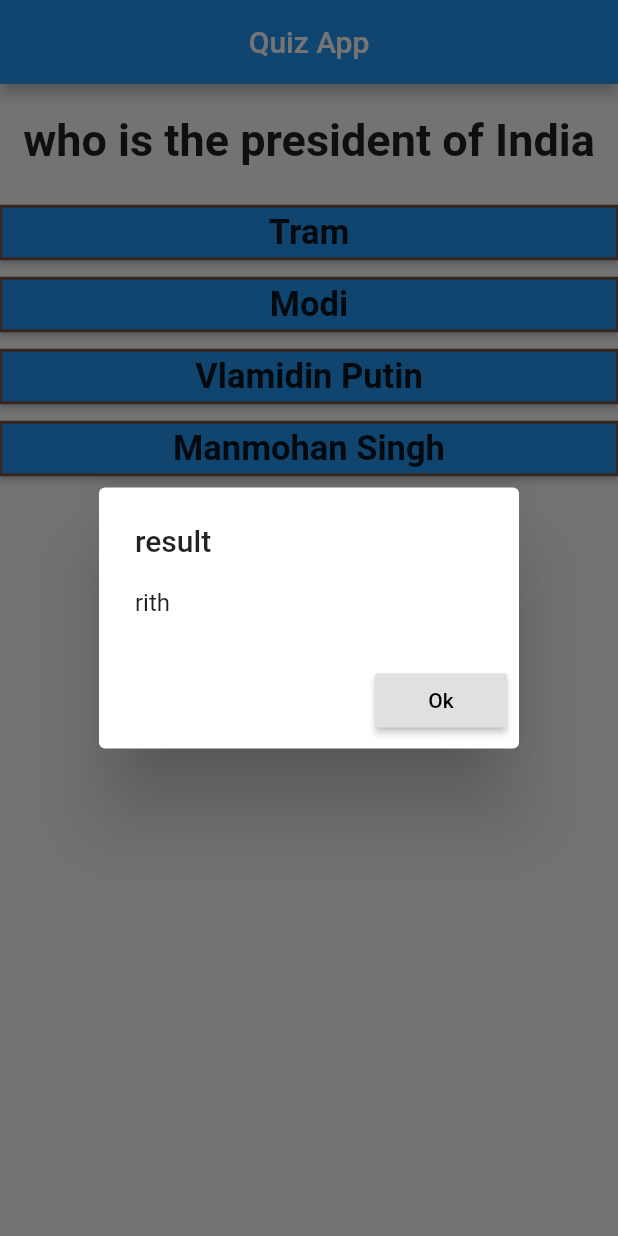
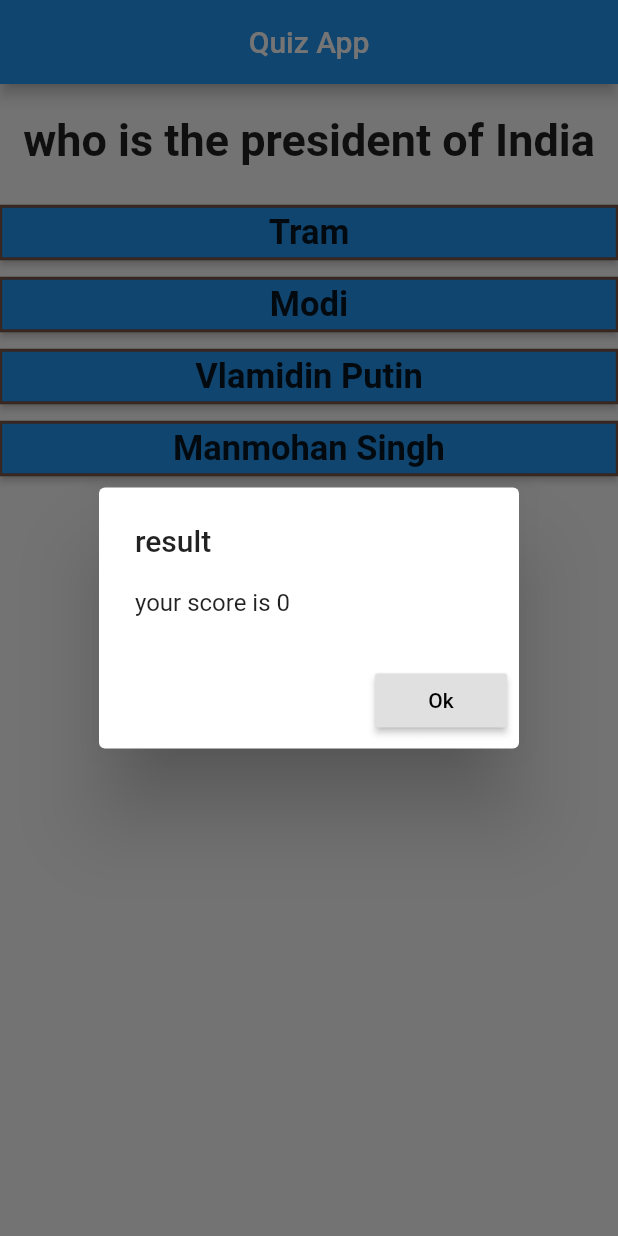
Before and after one commit to akshayyadav76/quiz_app, a Flutter app: the screen it shows after launch, after a tap on "Us", on a phone screen of 412 x 824 dp. Run offline on Flutter 3.47's test engine with Material 2 defaults, Android fonts, the phone set to English and light mode, and no system bars.

```diff
--- a/lib/answer.dart
+++ b/lib/answer.dart
@@ -3,16 +3,17 @@ import 'package:flutter/material.dart';
 class Answer extends StatelessWidget {
   final Function press;
   final String answerNo;
+  final int score;
 
 
-  Answer(this.press, this.answerNo );
+  Answer(this.press, this.answerNo,this.score );
 
   @override
   Widget build(BuildContext context) {
     return RaisedButton(
         color: Colors.blue,
         child: Text(answerNo,style: TextStyle(fontSize: 23.0,fontWeight: FontWeight.w600),),
-        onPressed: () => press(context, answerNo,),
+        onPressed: () => press(context, answerNo, score),
         shape:  BeveledRectangleBorder(side: BorderSide(
           style: BorderStyle.solid,
           color: Colors.brown,
--- a/lib/main.dart
+++ b/lib/main.dart
@@ -1,7 +1,6 @@
 import 'package:flutter/material.dart';
 
-import './questions.dart';
-import './answer.dart';
+import './quiz.dart';
 
 main(){
 runApp(
@@ -19,38 +18,62 @@ class App extends StatefulWidget{
 class _AppState extends State<App> {
 
   var _index = 0;
+  //int _totalScore;
 
- void _onPass(BuildContext context, String rightAnswer){
+ void _onPass(BuildContext context, String rightAnswer,int score){
 
      setState(() {
        _index = _index +1;
+       //_totalScore +=score;
      });
 
+
+
    var alert = AlertDialog(title: Text("result"),
-   content: _questions[_index][1] =="Modi"? Text("your anwser is wrong"):Text('rith'),
+   content: Text('your score is $score'),
      actions: <Widget>[
        RaisedButton(
            child: Text("Ok",),
             textColor: Colors.black,
-           onPressed: (){Navigator.of(context).pop();})],
+           onPressed: (){Navigator.pop(context);})],
    );
 
    showDialog(context: context,builder: (BuildContext context){
      return alert;
    });
  }
+
+ void _reset(){
+   setState(() {
+     _index = 0;
+   });
+
+ }
+
   List _questions=[
 
       { 1: "where is Bhopal",
-        "Answers": ["Us","India","Russia","Iserail"]
+        "Answers": [
+          {"Text": "Us",    "Score":0 },
+          {"Text":"India",  "Score":5 },
+          {"Text":"Russia", "Score":0 },
+          {"Text":"Iserail","Score":0 }]
       },
 
       { 1: "who is the president of India",
-        "Answers": ["Tram","Modi","Vlamidin Putin","Manmohan Singh"]
+        "Answers": [
+          {"Text":"Tram","Score":0 },
+          {"Text":"Modi","Score": 5} ,
+          {"Text":"Vlamidin Putin","Score":0 },
+          {"Text":"Manmohan Singh","Score":0 }]
       },
 
       { 1: "whose Programming language you know most",
-        "Answers": ["C++","Java","Dart","Python"]
+        "Answers": [
+          {"Text":"C++","Score":0 },
+          {"Text":"Java","Score":0 },
+          {"Text":"Dart","Score":5 },
+          {"Text":"Python","Score":0 }]
       },
   ];
 
@@ -58,19 +81,9 @@ class _AppState extends State<App> {
   Widget build(BuildContext context) {
     return  Scaffold(
       appBar: AppBar(title: Text("Quiz App"),centerTitle: true,),
-      body: _index < _questions.length ? Column(
-        crossAxisAlignment: CrossAxisAlignment.stretch,
-        children: <Widget>[
-        SizedBox(height: 20,),
-
-        Questions(_questions[_index][1]),
-
-        SizedBox(height: 20,),
-          Answer(_onPass,_questions[_index]["Answers"][0]),
-          Answer(_onPass,_questions[_index]["Answers"][1],),
-          Answer(_onPass,_questions[_index]["Answers"][2]),
-          Answer(_onPass,_questions[_index]["Answers"][3]),
-      ],):Center(child: Text("you did it"),),
+      body: _index < _questions.length
+       ? Quiz(_onPass,_questions,_index)
+       : Center(child: RaisedButton( child:Text("restart the game") , onPressed: _reset),),
     );
   }
 }
--- a/lib/quiz.dart
+++ b/lib/quiz.dart
@@ -0,0 +1,28 @@
+import 'package:flutter/material.dart';
+import './answer.dart';
+import './questions.dart';
+
+class Quiz extends StatelessWidget {
+  final Function _onPass;
+  final List _questions;
+  final int _index;
+
+  Quiz(this._onPass,this._questions,this._index);
+
+  @override
+  Widget build(BuildContext context) {
+    return Column(
+      crossAxisAlignment: CrossAxisAlignment.stretch,
+      children: <Widget>[
+        SizedBox(height: 20,),
+
+        Questions(_questions[_index][1]),
+
+        SizedBox(height: 20,),
+        Answer(_onPass,_questions[_index]["Answers"][0]["Text"],_questions[_index]["Answers"][0]["Score"]),
+        Answer(_onPass,_questions[_index]["Answers"][1]["Text"],_questions[_index]["Answers"][1]["Score"]),
+        Answer(_onPass,_questions[_index]["Answers"][2]["Text"],_questions[_index]["Answers"][2]["Score"]),
+        Answer(_onPass,_questions[_index]["Answers"][3]["Text"],_questions[_index]["Answers"][3]["Score"]),
+      ],);
+  }
+}
```
